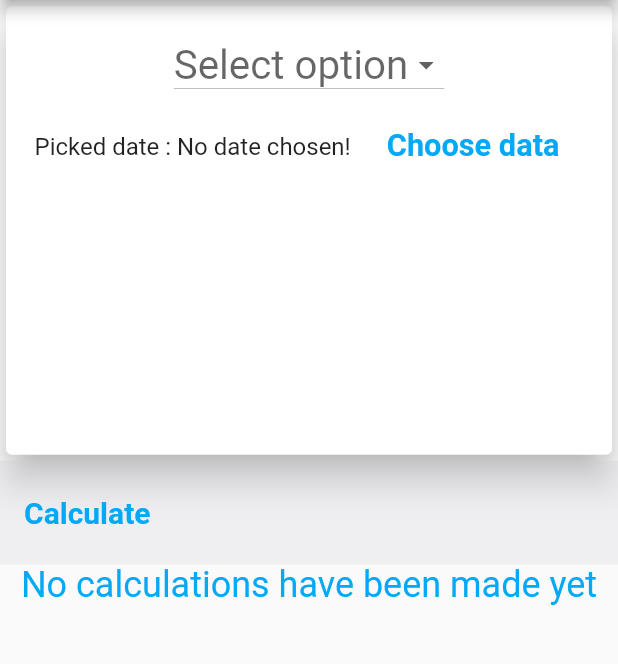
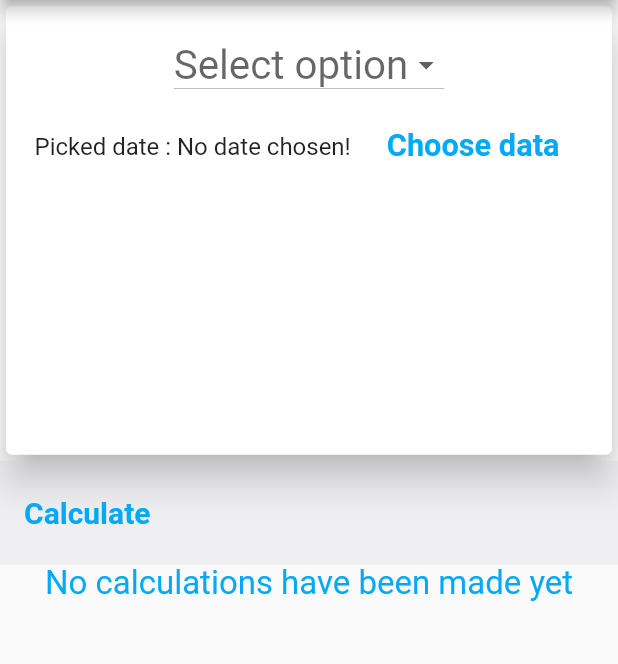
Before and after one commit to wzslr321/Time-Calculator-Mobile-App, a Flutter app: the screen it shows after launch, on a phone screen of 412 x 824 dp, the part 84-748 px from its top. Run offline on Flutter 3.47's test engine with Material 2 defaults, Android fonts, the phone set to English and light mode, and no system bars.

Commit message:
a little bit of styling, small code refactoring

```diff
--- a/lib/main.dart
+++ b/lib/main.dart
@@ -40,12 +40,14 @@ class _MyHomePageState extends State<MyHomePage> {
 
     final curScaleFactor = MediaQuery.of(context).textScaleFactor;
 
+    final appBarTextStyle = TextStyle(
+      fontSize:20 * curScaleFactor,
+    );
+
     final _appBar =  AppBar(
       title:Text(
         'Time calculator',
-        style:TextStyle(
-          fontSize:20 * curScaleFactor,
-        ),
+        style:appBarTextStyle,
       ),
     );
 
@@ -64,9 +66,8 @@ class _MyHomePageState extends State<MyHomePage> {
               Container(
                   height: mediaQuery * 0.6,
                   child: CalculatedValuesList(userCalculation),
-              ),
-            ],
-          )
-        )
+              ),],
+          ),
+        ),
     );
   }}
--- a/lib/widgets/calculation_display.dart
+++ b/lib/widgets/calculation_display.dart
@@ -23,17 +23,20 @@ class _CalculatedValuesListState extends State<CalculatedValuesList> {
       });
   }
 
+
   final resultTextStyle = TextStyle(
     color:Colors.lightBlue,
-    fontSize:26,
+    fontSize:22,
     fontWeight: FontWeight.bold,
   );
 
   final noCalculationsTextStyle = TextStyle(
       color:Colors.lightBlue,
-      fontSize:24,
+      fontSize:22,
       fontWeight: FontWeight.normal,
   );
+
+
 
 
 
@@ -42,7 +45,14 @@ class _CalculatedValuesListState extends State<CalculatedValuesList> {
     // Variables responsible for responsiveness
     final curScaleFactor   = MediaQuery.of(context).textScaleFactor;
     final mediaQueryWidth  = MediaQuery.of(context).size.width;
-    final mediaQueryHeight = MediaQuery.of(context).size.height;
+
+    // Style variables which requires context
+    final btnTextStyle = TextStyle(
+      fontWeight: FontWeight.bold,
+      fontSize: 20 * curScaleFactor,
+      color: Theme.of(context).primaryColor,
+    );
+
 
     return LayoutBuilder(builder: (ctx, constraints) {
 
@@ -53,11 +63,7 @@ class _CalculatedValuesListState extends State<CalculatedValuesList> {
           FlatButton(
               child: Text(
                   'Calculate',
-                  style: TextStyle(
-                    fontWeight: FontWeight.bold,
-                    fontSize: 20 * curScaleFactor,
-                    color: Theme.of(context).primaryColor,
-                  )
+                  style:btnTextStyle,
               ),
               onPressed:() {
                 calculateScore(); userCalculationState();
@@ -89,18 +95,24 @@ class _CalculatedValuesListState extends State<CalculatedValuesList> {
                 ],)
                 : Container(
                   // ignore: missing_return
-                  child: ListView.builder(itemBuilder: (ctx,index){
-                    if(index == 0){
-                      return Card(
-                        elevation:5,
-                        child:Column(children: [
-                          Text('${userCalculation[index].value}',
-                            style:resultTextStyle,
-                          )],
-                        ),
-                      );
-                    }
-                  }),
+                  child: ListView.builder(
+                    itemCount:5,
+                    // ignore: missing_return
+                    itemBuilder:(BuildContext ctx, int index){
+                      if(index == 0){
+                        return ListTile(
+                            leading: Icon(Icons.list),
+                            trailing: Text('${index + 1}',
+                              style: TextStyle(
+                                  color: Colors.green,fontSize: 12),),
+                            title:Text(
+                              '${userCalculation[index].value}',
+                              style:resultTextStyle,
+                            )
+                        );
+                      }
+                    },
+                  ),
                 )
               ),],
           ),
--- a/lib/widgets/new_calculation.dart
+++ b/lib/widgets/new_calculation.dart
@@ -11,7 +11,12 @@ class NewCalculation extends StatefulWidget {
   _NewCalculationState createState() => _NewCalculationState();
 }
 
-// Global userCalculation variable used in calculation_display file.
+/*
+   Global userCalculation variable used in calculation_display file.
+   I use List, because in future i plan to display previous calculations.
+   In actual situation, better would be simple string with result.
+ */
+
 List<CalculatedValues> userCalculation = [];
 
 
```
Also changed, not shown: lib/functions/calculate_time.dart (+32 -33 lines).
